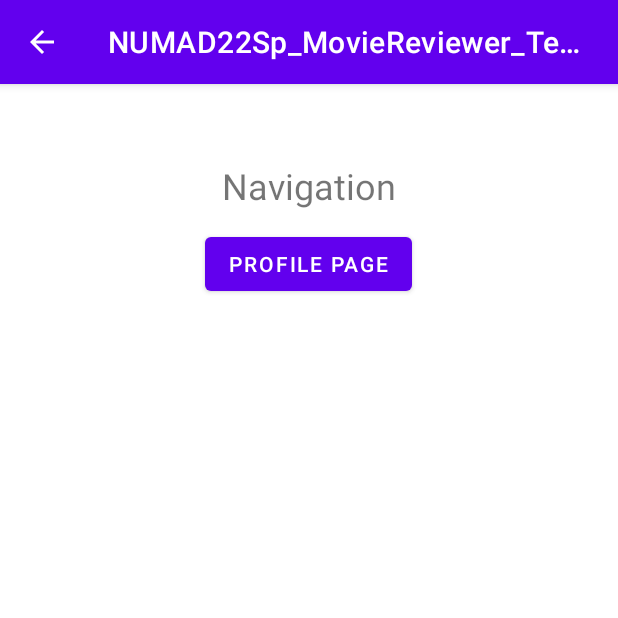
After one commit to eshwaribhide/Movie-Reviewer-Android-App, an Android app: the NavigationActivity screen opened directly, with no data from a screen before it, on a phone screen of 412 x 824 dp, the top half of it. The commit adds this screen. Run offline under Robolectric (Android 15) with nearby library versions, the phone set to English and light mode, and no system bars.

Commit message:
Add navigation page

```diff
--- /dev/null
+++ b/app/src/main/java/edu/neu/madcourse/numad22sp_moviereviewer_teamdedj/NavigationActivity.java
@@ -0,0 +1,22 @@
+package edu.neu.madcourse.numad22sp_moviereviewer_teamdedj;
+
+import androidx.appcompat.app.AppCompatActivity;
+
+import android.content.Intent;
+import android.os.Bundle;
+import android.view.View;
+
+public class NavigationActivity extends AppCompatActivity {
+
+    @Override
+    protected void onCreate(Bundle savedInstanceState) {
+        super.onCreate(savedInstanceState);
+        setContentView(R.layout.activity_navigation);
+    }
+
+    public void profilePageOnClick(View view) {
+        Intent intent = new Intent(this, ProfilePageActivity.class);
+        startActivity(intent);
+    }
+
+}
--- /dev/null
+++ b/app/src/main/res/layout/activity_navigation.xml
@@ -0,0 +1,34 @@
+<?xml version="1.0" encoding="utf-8"?>
+<androidx.constraintlayout.widget.ConstraintLayout xmlns:android="http://schemas.android.com/apk/res/android"
+    xmlns:app="http://schemas.android.com/apk/res-auto"
+    xmlns:tools="http://schemas.android.com/tools"
+    android:layout_width="match_parent"
+    android:layout_height="match_parent"
+    tools:context=".NavigationActivity">
+
+    <TextView
+        android:id="@+id/navigation"
+        android:layout_width="wrap_content"
+        android:layout_height="wrap_content"
+        android:text="Navigation"
+        android:textSize="24sp"
+        app:layout_constraintBottom_toBottomOf="parent"
+        app:layout_constraintEnd_toEndOf="parent"
+        app:layout_constraintLeft_toLeftOf="parent"
+        app:layout_constraintRight_toRightOf="parent"
+        app:layout_constraintStart_toStartOf="parent"
+        app:layout_constraintTop_toTopOf="parent"
+        app:layout_constraintVertical_bias="0.07" />
+
+    <Button
+        android:id="@+id/profile_btn"
+        android:layout_width="wrap_content"
+        android:layout_height="wrap_content"
+        android:layout_marginTop="12dp"
+        android:onClick="profilePageOnClick"
+        android:text="Profile Page"
+        app:layout_constraintEnd_toEndOf="parent"
+        app:layout_constraintHorizontal_bias="0.499"
+        app:layout_constraintStart_toStartOf="parent"
+        app:layout_constraintTop_toBottomOf="@+id/navigation" />
+</androidx.constraintlayout.widget.ConstraintLayout>
--- a/app/src/main/res/layout/activity_profile_page.xml
+++ b/app/src/main/res/layout/activity_profile_page.xml
@@ -18,13 +18,13 @@
 
     <EditText
         android:id="@+id/editTextTextPersonName"
-        android:layout_width="wrap_content"
-        android:layout_height="wrap_content"
+        android:layout_width="177dp"
+        android:layout_height="39dp"
         android:layout_marginStart="128dp"
         android:layout_marginTop="40dp"
         android:ems="10"
         android:inputType="textPersonName"
-        android:text="Name"
+        android:text="Test User"
         app:layout_constraintStart_toStartOf="parent"
         app:layout_constraintTop_toTopOf="parent" />
 
--- a/app/src/main/res/values/strings.xml
+++ b/app/src/main/res/values/strings.xml
@@ -1,3 +1,8 @@
 <resources>
     <string name="app_name">NUMAD22Sp_MovieReviewer_TeamDEDJ</string>
+
+    <!--to toggle the open close button
+        of the navigation drawer-->
+    <string name="nav_open">Open</string>
+    <string name="nav_close">Close</string>
 </resources>
```
Also changed, not shown: app/src/main/AndroidManifest.xml (+12 -1 lines), app/src/main/java/edu/neu/madcourse/numad22sp_moviereviewer_teamdedj/MainActivity.java (+35 -27 lines), app/src/main/res/layout/activity_main.xml (+4 -4 lines).
